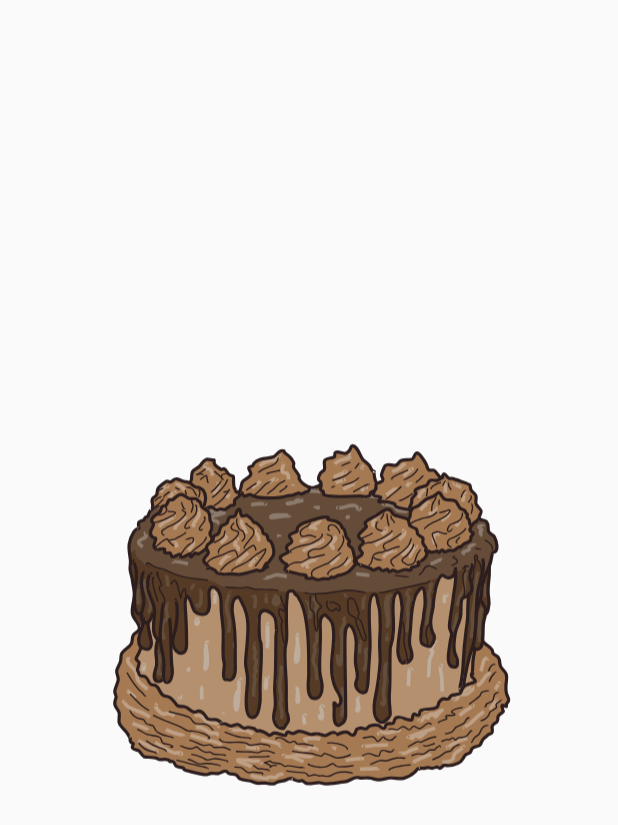
After one commit to roblebob/ud801_BakingApp, an Android app: the layout baking_widget_provider.xml on its own in the app's theme, with its tools: preview values and no code run, on a phone screen of 412 x 824 dp. The commit adds this screen. Shown: the top 825 px of the screen. Run offline under Robolectric (Android 15) with nearby library versions, the phone set to English and light mode, and no system bars.

Commit message:
first steps in creating the widget

```diff
--- a/app/build.gradle
+++ b/app/build.gradle
@@ -23,6 +23,9 @@ android {
     }
     testOptions {
         unitTests.includeAndroidResources = true
+    }
+    buildFeatures {
+        viewBinding true
     }
 }
 
--- /dev/null
+++ b/app/src/main/res/drawable-v21/app_widget_background.xml
@@ -0,0 +1,10 @@
+<?xml version="1.0" encoding="utf-8"?><!--
+Background for widgets to make the rounded corners based on the
+appWidgetRadius attribute value
+-->
+<shape xmlns:android="http://schemas.android.com/apk/res/android"
+    android:shape="rectangle">
+
+    <corners android:radius="?attr/appWidgetRadius" />
+    <solid android:color="?android:attr/colorBackground" />
+</shape>
--- /dev/null
+++ b/app/src/main/res/drawable-v21/app_widget_inner_view_background.xml
@@ -0,0 +1,10 @@
+<?xml version="1.0" encoding="utf-8"?><!--
+Background for views inside widgets to make the rounded corners based on the
+appWidgetInnerRadius attribute value
+-->
+<shape xmlns:android="http://schemas.android.com/apk/res/android"
+    android:shape="rectangle">
+
+    <corners android:radius="?attr/appWidgetInnerRadius" />
+    <solid android:color="?android:attr/colorAccent" />
+</shape>
--- /dev/null
+++ b/app/src/main/res/layout/baking_widget_provider.xml
@@ -0,0 +1,41 @@
+<?xml version="1.0" encoding="utf-8"?>
+<LinearLayout
+    xmlns:android="http://schemas.android.com/apk/res/android"
+    android:layout_width="match_parent"
+    android:layout_height="match_parent"
+    android:orientation="vertical"
+    >
+
+    <ImageView
+        android:id="@+id/widget_image_view"
+        android:layout_width="wrap_content"
+        android:layout_height="wrap_content"
+        android:layout_gravity="center"
+        android:src="@drawable/cake_5306411"
+        />
+
+
+</LinearLayout>
+
+
+<!--
+<RelativeLayout xmlns:android="http://schemas.android.com/apk/res/android"
+    style="@style/Widget.Ud801_BakingApp.AppWidget.Container"
+    android:layout_width="match_parent"
+    android:layout_height="match_parent"
+    android:theme="@style/AppTheme.AppWidgetContainer">
+
+    <TextView
+        android:id="@+id/appwidget_text"
+        style="@style/Widget.Ud801_BakingApp.AppWidget.InnerView"
+        android:layout_width="wrap_content"
+        android:layout_height="wrap_content"
+        android:layout_centerHorizontal="true"
+        android:layout_centerVertical="true"
+        android:layout_margin="8dp"
+        android:contentDescription="@string/appwidget_text"
+        android:text="@string/appwidget_text"
+        android:textSize="24sp"
+        android:textStyle="bold|italic" />
+</RelativeLayout>
+-->
--- /dev/null
+++ b/app/src/main/res/values-night-v31/themes.xml
@@ -0,0 +1,11 @@
+<?xml version="1.0" encoding="utf-8"?>
+<resources>
+    <!--
+    Having themes.xml for night-v31 because of the priority order of the resource qualifiers.
+    -->
+    <style name="AppTheme.AppWidgetContainerParent" parent="@android:style/Theme.DeviceDefault.DayNight">
+        <item name="appWidgetRadius">@android:dimen/system_app_widget_background_radius</item>
+        <!-- <item name="appWidgetPadding">@android:dimen/system_app_widget_internal_padding</item> -->
+        <item name="appWidgetInnerRadius">@android:dimen/system_app_widget_inner_radius</item>
+    </style>
+</resources>
--- /dev/null
+++ b/app/src/main/res/values-v21/styles.xml
@@ -0,0 +1,12 @@
+<resources>
+
+    <style name="Widget.Ud801_BakingApp.AppWidget.Container" parent="android:Widget">
+        <item name="android:padding">?attr/appWidgetPadding</item>
+        <item name="android:background">@drawable/app_widget_background</item>
+    </style>
+
+    <style name="Widget.Ud801_BakingApp.AppWidget.InnerView" parent="android:Widget">
+        <item name="android:padding">?attr/appWidgetPadding</item>
+        <item name="android:background">@drawable/app_widget_inner_view_background</item>
+    </style>
+</resources>
--- /dev/null
+++ b/app/src/main/res/values-v31/styles.xml
@@ -0,0 +1,6 @@
+<resources>
+
+    <style name="Widget.Ud801_BakingApp.AppWidget.Container" parent="android:Widget">
+        <item name="android:clipToOutline">true</item>
+    </style>
+</resources>
--- /dev/null
+++ b/app/src/main/res/values-v31/themes.xml
@@ -0,0 +1,12 @@
+<?xml version="1.0" encoding="utf-8"?>
+<resources>
+    <!--
+    Having themes.xml for v31 variant because @android:dimen/system_app_widget_background_radius
+     and @android:dimen/system_app_widget_internal_padding requires API level 31
+    -->
+    <style name="AppTheme.AppWidgetContainerParent" parent="@android:style/Theme.DeviceDefault.DayNight">
+        <item name="appWidgetRadius">@android:dimen/system_app_widget_background_radius</item>
+        <!-- <item name="appWidgetPadding">@android:dimen/system_app_widget_internal_padding</item> -->
+        <item name="appWidgetInnerRadius">@android:dimen/system_app_widget_inner_radius</item>
+    </style>
+</resources>
--- a/app/src/main/res/values/colors.xml
+++ b/app/src/main/res/values/colors.xml
@@ -9,4 +9,8 @@
     <color name="secondary_text">#757575</color>
     <color name="icons">#FFFFFF</color>
     <color name="divider">#BDBDBD</color>
+    <color name="light_blue_50">#FFE1F5FE</color>
+    <color name="light_blue_200">#FF81D4FA</color>
+    <color name="light_blue_600">#FF039BE5</color>
+    <color name="light_blue_900">#FF01579B</color>
 </resources>
--- a/app/src/main/res/values/strings.xml
+++ b/app/src/main/res/values/strings.xml
@@ -534,5 +534,8 @@
     "image": ""
   }
 ]</string>
-  <string name="recipe_default_name">recipeName</string>
+    <string name="recipe_default_name">recipeName</string>
+    <string name="appwidget_text">EXAMPLE</string>
+    <string name="add_widget">Add widget</string>
+    <string name="app_widget_description">This is an app widget description</string>
 </resources>
--- a/app/src/main/res/values/styles.xml
+++ b/app/src/main/res/values/styles.xml
@@ -8,4 +8,14 @@
         <item name="colorAccent">@color/accent</item>
     </style>
 
+    <style name="Widget.Ud801_BakingApp.AppWidget.Container" parent="android:Widget">
+        <item name="android:id">@android:id/background</item>
+        <item name="android:background">?android:attr/colorBackground</item>
+    </style>
+
+    <style name="Widget.Ud801_BakingApp.AppWidget.InnerView" parent="android:Widget">
+        <item name="android:background">?android:attr/colorBackground</item>
+        <item name="android:textColor">?android:attr/textColorPrimary</item>
+    </style>
+
 </resources>
--- /dev/null
+++ b/app/src/main/res/values/themes.xml
@@ -0,0 +1,10 @@
+<resources>
+
+    <style name="AppTheme.AppWidgetContainerParent" parent="@android:style/Theme.DeviceDefault">
+        <item name="appWidgetRadius">8dp</item>
+        <item name="appWidgetPadding">4dp</item>
+        <item name="appWidgetInnerRadius">4dp</item>
+    </style>
+
+    <style name="AppTheme.AppWidgetContainer" parent="AppTheme.AppWidgetContainerParent" />
+</resources>
```
Also changed, not shown: app/src/main/AndroidManifest.xml (+19 -9 lines), app/src/main/java/com/roblebob/ud801_bakingapp/BakingWidgetProvider.java (added, +49 -0 lines), app/src/main/res/values/attrs.xml (added, +7 -0 lines), app/src/main/res/values/dimens.xml (+7 -0 lines), app/src/main/res/xml/baking_widget_provider_info.xml (added, +14 -0 lines), app/src/main/res/drawable-nodpi/example_appwidget_preview.png (added).
